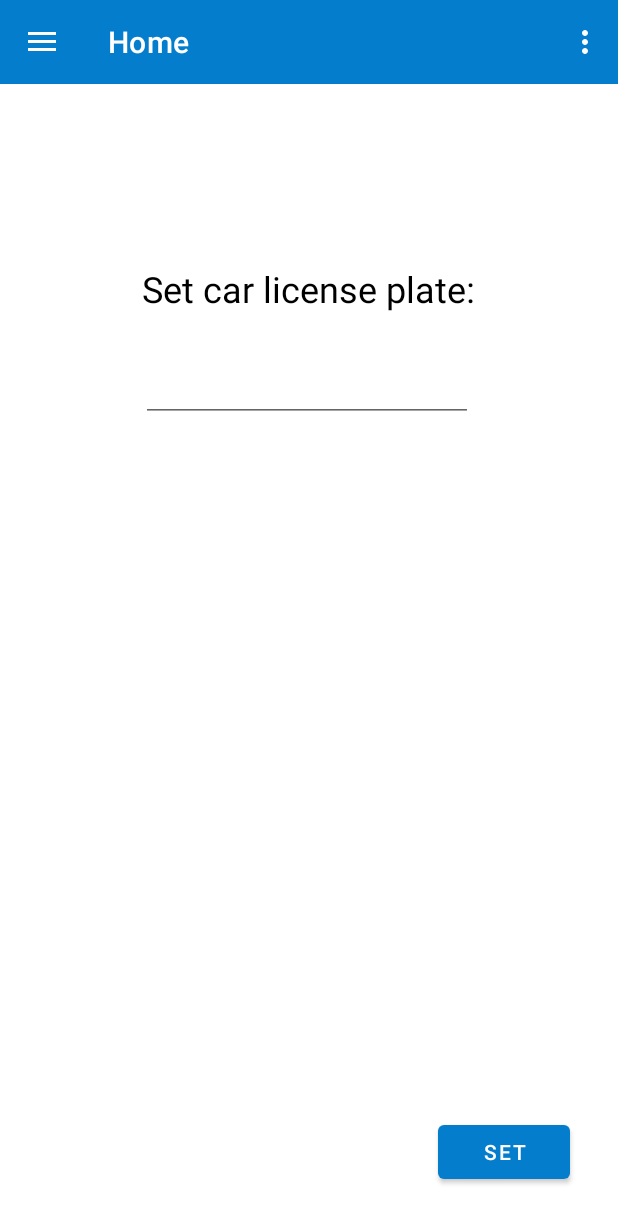
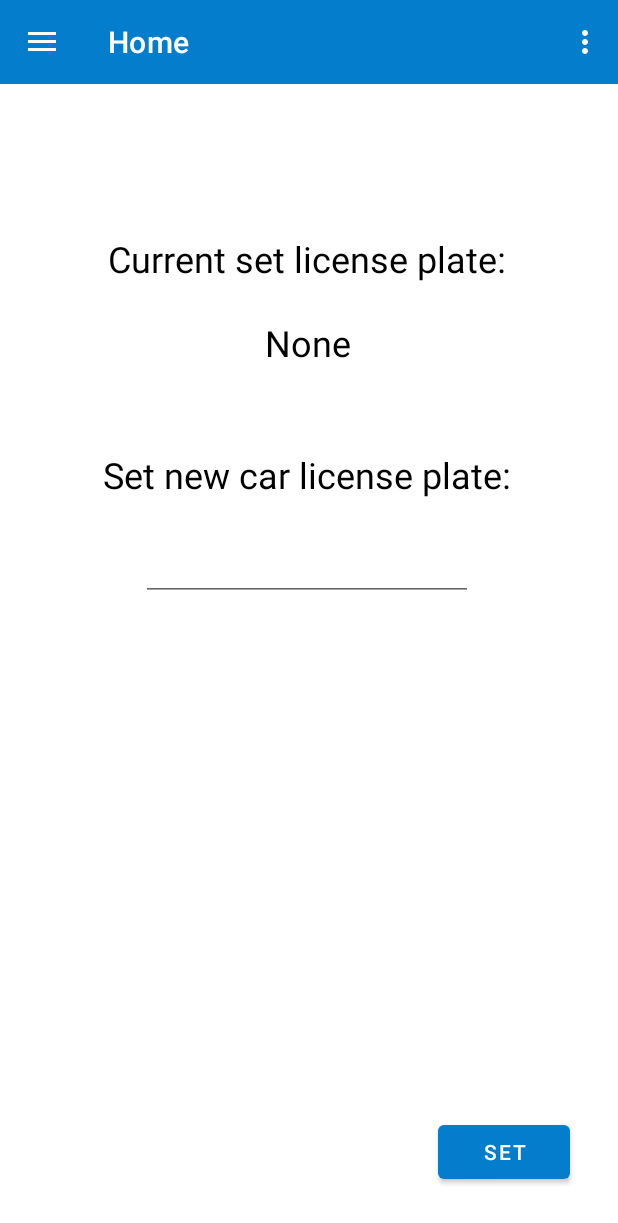
Before and after one commit to ewald98/ParkItNow, an Android app: the SettingsFragment screen opened through its navigation route, on a phone screen of 412 x 824 dp. Shown: the top 1223 px of the screen. Run offline under Robolectric (Android 15) with nearby library versions, the phone set to English and light mode, and no system bars; our stand-ins replace Firebase (no records; nobody signed in at launch, a user with empty details on screens opened directly); 1 statement that could not run was skipped.

Commit message:
refactor; fix carqueue singlelist issue; settings view car license plate;

```diff
--- a/app/src/main/java/com/ewdev/parkitnow/auth/AuthRepository.kt
+++ b/app/src/main/java/com/ewdev/parkitnow/auth/AuthRepository.kt
@@ -1,13 +1,8 @@
 package com.ewdev.parkitnow.auth
 
-import android.app.Application
 import androidx.lifecycle.MutableLiveData
 import com.google.firebase.auth.FirebaseAuth
 import com.google.firebase.auth.FirebaseUser
-import kotlinx.coroutines.CoroutineScope
-import kotlinx.coroutines.GlobalScope
-import kotlinx.coroutines.launch
-import java.lang.Thread.sleep
 
 class AuthRepository {
 
--- a/app/src/main/java/com/ewdev/parkitnow/data/CarQueue.kt
+++ b/app/src/main/java/com/ewdev/parkitnow/data/CarQueue.kt
@@ -73,6 +73,7 @@ class CarQueue(val carQueue: HashMap<String, ParkedCar>, val roots: List<String>
 
         val blockedCarsByUser = getBlockedCars(carLicensePlate)
 
+        // so it returns all possible cars that block you
         return paths
                 .flatten()
                 .distinct()
--- a/app/src/main/java/com/ewdev/parkitnow/view/fragments/HomeParkedFragment.kt
+++ b/app/src/main/java/com/ewdev/parkitnow/view/fragments/HomeParkedFragment.kt
@@ -170,6 +170,11 @@ class HomeParkedFragment : Fragment() {
 
     }
 
+    override fun onResume() {
+        super.onResume()
+        viewModel.refreshFragment()
+    }
+
     private fun callUser(licensePlate: String) {
         viewModel.getUserPhoneNumber(licensePlate)
         viewModel.phoneNo.observe(viewLifecycleOwner, { phoneNo ->
--- a/app/src/main/java/com/ewdev/parkitnow/viewModel/ChangeLeaveTimeViewModel.kt
+++ b/app/src/main/java/com/ewdev/parkitnow/viewModel/ChangeLeaveTimeViewModel.kt
@@ -19,10 +19,7 @@ class ChangeLeaveTimeViewModel(application: Application) : AndroidViewModel(appl
     private lateinit var user: User
 
     val leaveTime: MutableLiveData<Calendar> = MutableLiveData()
-
     val changesCommited: MutableLiveData<Unit> = MutableLiveData()
-
-
 
     init {
         val auth = FirebaseAuth.getInstance()
--- a/app/src/main/java/com/ewdev/parkitnow/viewModel/SettingsViewModel.kt
+++ b/app/src/main/java/com/ewdev/parkitnow/viewModel/SettingsViewModel.kt
@@ -13,12 +13,21 @@ import java.util.*
 
 class SettingsViewModel(application: Application): AndroidViewModel(application) {
 
+    private lateinit var user: User
+
     val changesCommited: MutableLiveData<Boolean> = MutableLiveData()
+    val selectedCar: MutableLiveData<String> = MutableLiveData()
+
+    init {
+        viewModelScope.launch {
+            user = FirebaseService.getUser(FirebaseAuth.getInstance().currentUser!!.uid)!!
+            selectedCar.value = user!!.selectedCar!!
+        }
+    }
 
     fun setCarLicensePlate(licensePlate: String) {
 
         viewModelScope.launch {
-            val user = FirebaseService.getUser(FirebaseAuth.getInstance().currentUser!!.uid)
 
             if (user!!.selectedCar!!.isEmpty()) {
                 FirebaseService.run {
@@ -43,10 +52,10 @@ class SettingsViewModel(application: Application): AndroidViewModel(application)
                                 )
                             )
                 }
+                selectedCar.value = licensePlate
                 changesCommited.value = true
                 return@launch
             }
-
 
             if (FirebaseService.exists(licensePlate)) {
                 changesCommited.value = false
@@ -75,6 +84,7 @@ class SettingsViewModel(application: Application): AndroidViewModel(application)
                     user.leaver
                 )
             )
+            selectedCar.value = licensePlate
             changesCommited.value = true
         }
     }
--- a/app/src/main/res/layout/fragment_settings.xml
+++ b/app/src/main/res/layout/fragment_settings.xml
@@ -50,14 +50,42 @@
                 android:id="@+id/textView7"
                 android:layout_width="wrap_content"
                 android:layout_height="wrap_content"
-                android:layout_marginTop="120dp"
-                android:text="Set car license plate:"
+                android:layout_marginTop="244dp"
+                android:text="Set new car license plate:"
                 android:textColor="@color/black"
                 android:textSize="24sp"
                 app:layout_constraintEnd_toEndOf="parent"
-                app:layout_constraintHorizontal_bias="0.497"
+                app:layout_constraintHorizontal_bias="0.492"
                 app:layout_constraintStart_toStartOf="parent"
                 app:layout_constraintTop_toTopOf="parent" />
+
+            <TextView
+                android:id="@+id/textView8"
+                android:layout_width="wrap_content"
+                android:layout_height="wrap_content"
+                android:layout_marginTop="100dp"
+                android:text="Current set license plate:"
+                android:textColor="@color/black"
+                android:textSize="24sp"
+                app:layout_constraintEnd_toEndOf="parent"
+                app:layout_constraintHorizontal_bias="0.492"
+                app:layout_constraintStart_toStartOf="parent"
+                app:layout_constraintTop_toTopOf="parent" />
+
+            <TextView
+                android:id="@+id/tv_car_license_plate"
+                android:layout_width="260dp"
+                android:layout_height="47dp"
+                android:layout_marginTop="16dp"
+                android:gravity="center"
+                android:text="None"
+                android:textColor="@color/black"
+                android:textAlignment="center"
+                android:textSize="24sp"
+                app:layout_constraintEnd_toEndOf="parent"
+                app:layout_constraintHorizontal_bias="0.496"
+                app:layout_constraintStart_toStartOf="parent"
+                app:layout_constraintTop_toBottomOf="@+id/textView8" />
 
             <EditText
                 android:id="@+id/set_license_plate_edtx"
--- a/app/src/main/res/navigation/nav_graph.xml
+++ b/app/src/main/res/navigation/nav_graph.xml
@@ -39,10 +39,14 @@
             app:argType="string" />
         <action
             android:id="@+id/action_phoneVerificationFragment_to_homeParkedFragment"
-            app:destination="@id/homeParkedFragment" />
+            app:destination="@id/homeParkedFragment"
+            app:popUpTo="@id/nav_graph"
+            app:popUpToInclusive="true"/>
         <action
             android:id="@+id/action_phoneVerificationFragment_to_homeUnparkedFragment"
-            app:destination="@id/homeUnparkedFragment" />
+            app:destination="@id/homeUnparkedFragment"
+            app:popUpTo="@id/nav_graph"
+            app:popUpToInclusive="true"/>
     </fragment>
     <fragment
         android:id="@+id/homeParkedFragment"
@@ -68,7 +72,8 @@
     <fragment
         android:id="@+id/parkCarFragment"
         android:name="com.ewdev.parkitnow.view.fragments.ParkCarFragment"
-        android:label="ParkCarFragment" >
+        android:label="ParkCarFragment"
+        tools:layout="@layout/fragment_park_car" >
         <action
             android:id="@+id/action_parkCarFragment_to_addCarFragment"
             app:destination="@id/addCarFragment" />
@@ -87,7 +92,8 @@
     <fragment
         android:id="@+id/homeUnparkedFragment"
         android:name="com.ewdev.parkitnow.view.fragments.HomeUnparkedFragment"
-        android:label="HomeUnparkedFragment" >
+        android:label="HomeUnparkedFragment"
+        tools:layout="@layout/fragment_home_unparked" >
         <action
             android:id="@+id/action_homeUnparkedFragment_to_parkCarFragment"
             app:destination="@id/parkCarFragment" />
@@ -104,25 +110,30 @@
     <fragment
         android:id="@+id/addCarFragment"
         android:name="com.ewdev.parkitnow.view.fragments.AddCarFragment"
-        android:label="AddCarFragment" >
+        android:label="AddCarFragment"
+        tools:layout="@layout/fragment_add_car" >
         <action
             android:id="@+id/action_addCarFragment_to_parkCarFragment"
             app:destination="@+id/parkCarFragment"
-            app:popUpTo="@+id/parkCarFragment"
+            app:popUpTo="@+id/nav_graph"
             app:popUpToInclusive="true"/>
     </fragment>
     <fragment
         android:id="@+id/settingsFragment"
         android:name="com.ewdev.parkitnow.view.fragments.SettingsFragment"
-        android:label="SettingsFragment" >
+        android:label="SettingsFragment"
+        tools:layout="@layout/fragment_settings" >
         <action
             android:id="@+id/action_settingsFragment_to_homeUnparkedFragment"
-            app:destination="@id/homeUnparkedFragment" />
+            app:destination="@id/homeUnparkedFragment"
+            app:popUpTo="@id/nav_graph"
+            app:popUpToInclusive="true"/>
     </fragment>
     <fragment
         android:id="@+id/changeLeaveTimeFragment"
         android:name="com.ewdev.parkitnow.view.fragments.ChangeLeaveTimeFragment"
-        android:label="ChangeLeaveTimeFragment" >
+        android:label="ChangeLeaveTimeFragment"
+        tools:layout="@layout/fragment_change_leave_time" >
         <action
             android:id="@+id/action_changeLeaveTimeFragment_to_homeParkedFragment"
             app:destination="@id/homeParkedFragment" />
@@ -130,7 +141,8 @@
     <fragment
         android:id="@+id/addCarCameraFragment"
         android:name="com.ewdev.parkitnow.view.fragments.AddCarCameraFragment"
-        android:label="AddCarCameraFragment" >
+        android:label="AddCarCameraFragment"
+        tools:layout="@layout/fragment_add_car_camera" >
         <action
             android:id="@+id/action_addCarCameraFragment_to_parkCarFragment"
             app:destination="@id/parkCarFragment" />
```
Also changed, not shown: app/src/main/java/com/ewdev/parkitnow/utils/Constants.kt (added, +8 -0 lines), app/src/main/java/com/ewdev/parkitnow/view/fragments/PhoneAuthenticationFragment.kt (+9 -4 lines), app/src/main/java/com/ewdev/parkitnow/view/fragments/SettingsFragment.kt (+6 -1 lines), app/src/main/java/com/ewdev/parkitnow/view/fragments/SplashFragment.kt (+0 -8 lines), app/src/main/res/layout/fragment_home_unparked.xml (+4 -4 lines).
